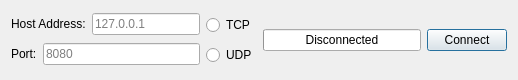
Above: src/connect.ui from Hugo-NF/TR1-Chat before the change. Below: the same form after it.
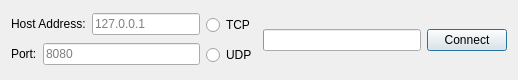
That is the form after the change.

Commit message: Initial sketches of rooms window.

Diff of the .ui file:
```diff
--- a/src/connect.ui
+++ b/src/connect.ui
@@ -83,7 +83,7 @@
         <number>0</number>
        </property>
        <property name="format">
-        <string>Disconnected</string>
+        <string/>
        </property>
       </widget>
      </item>
```
The commit also changes 5 other files.
